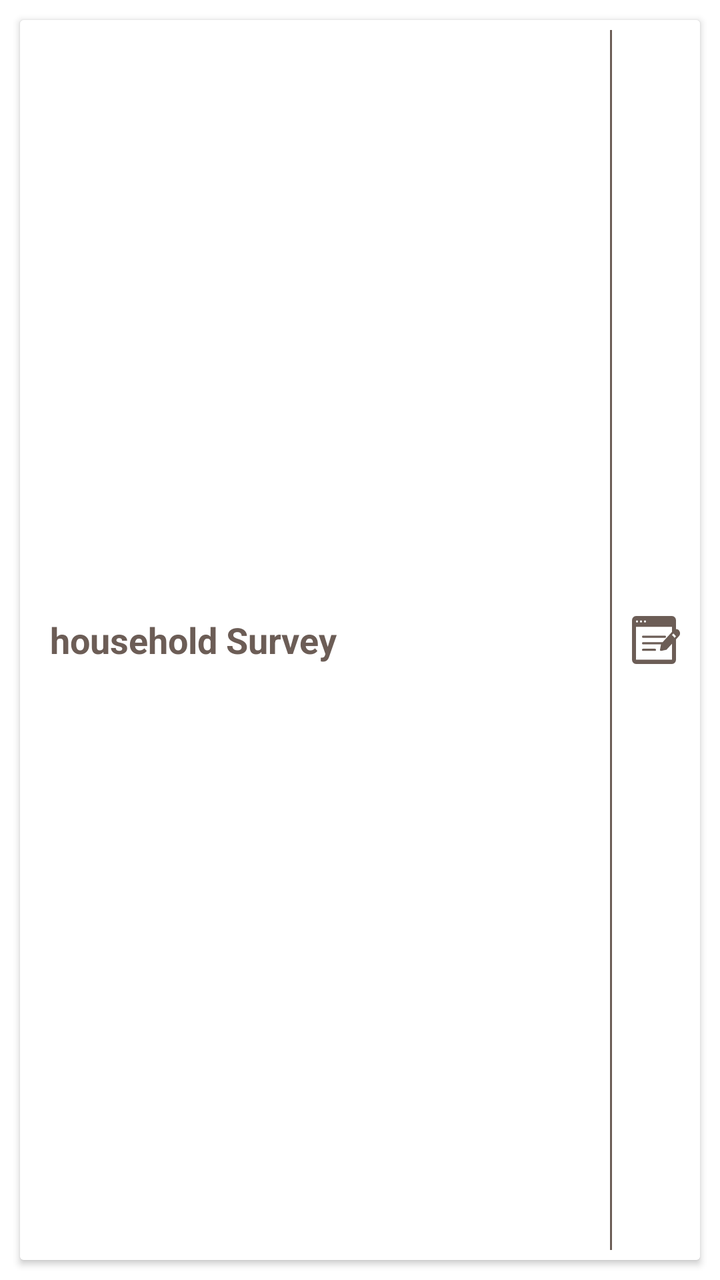
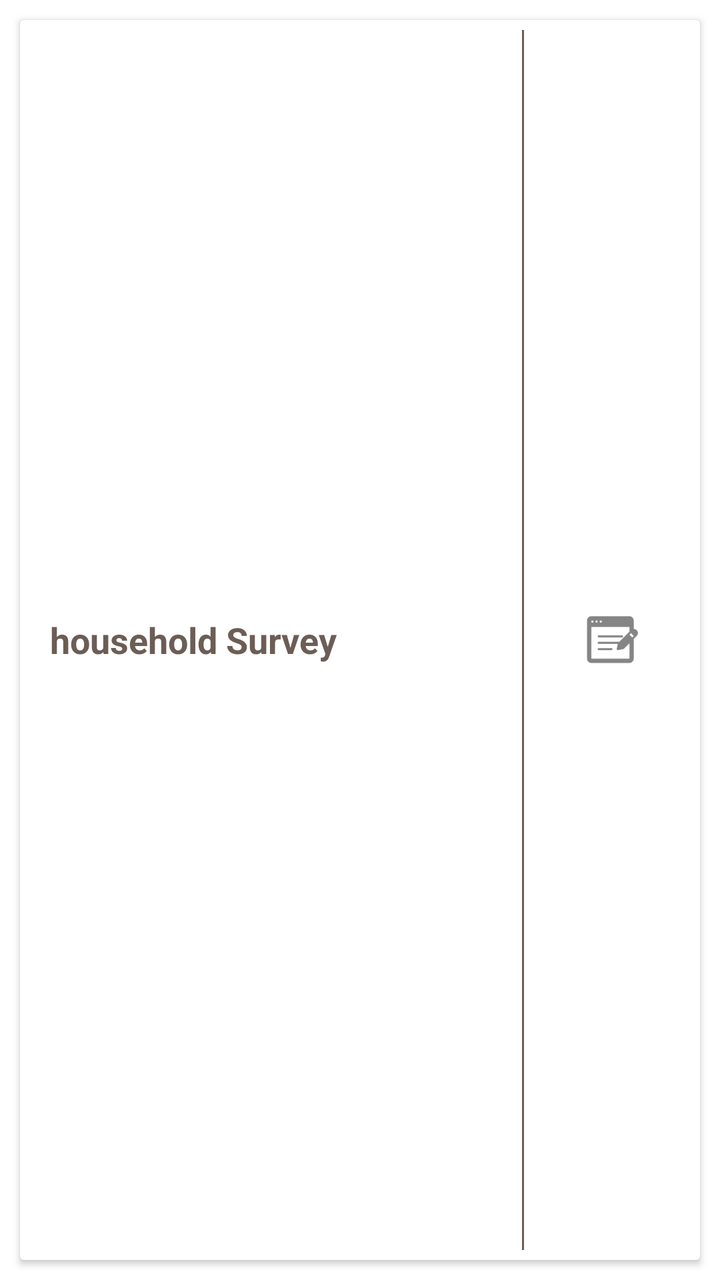

Compare the two renders of this Android layout. The source of the first and the diff that turns it into the second are given below.
<!-- AndroidManifest.xml: application theme AppTheme -->
<!-- res/layout/child_survey_row.xml -->
<?xml version="1.0" encoding="utf-8"?>
<LinearLayout xmlns:android="http://schemas.android.com/apk/res/android"
    android:orientation="vertical" android:layout_width="match_parent"
    android:layout_height="wrap_content">

    <android.support.v7.widget.CardView
        android:id="@+id/rowCardView"
        android:layout_width="match_parent"
        android:layout_margin="10dp"
        android:layout_height="wrap_content">

        <RelativeLayout
            android:layout_width="match_parent"
            android:orientation="horizontal"
            android:id="@+id/rl_child_survey_row"
            android:background="@drawable/sel_survey_item_bg"
            android:gravity="center_vertical"
            android:layout_height="wrap_content">

            <TextView
                android:id="@+id/surveyName"
                android:layout_width="wrap_content"
                android:text="household Survey"
                android:layout_gravity="center"
                android:textStyle="bold"
                android:textAppearance="?android:textAppearanceMedium"
                android:textColor="#6C5D56"
                android:padding="15dp"
                android:layout_centerVertical="true"
                android:layout_height="wrap_content" />
            <View
                android:layout_width="1dp"
                android:layout_toLeftOf="@+id/statusIcon"
                android:layout_height="match_parent"
                android:layout_marginTop="5dp"
                android:layout_marginBottom="5dp"
                android:background="#6C5D56"
                />
            <ImageView
                android:id="@+id/statusIcon"
                android:layout_centerVertical="true"
                android:layout_width="wrap_content"
                android:src="@drawable/ic_survey"
                android:layout_alignTop="@+id/surveyName"
                android:layout_alignBottom="@+id/surveyName"
                android:padding="10dp"
                android:layout_alignParentRight="true"
                android:layout_height="match_parent" />

        </RelativeLayout>

    </android.support.v7.widget.CardView>


</LinearLayout>
<!-- resources referenced by this layout -->
<resources>
  <!-- drawable ic_survey (drawable) -->
  <vector android:height="24dp" android:viewportHeight="29.889"
      android:viewportWidth="32.606" android:width="24dp" xmlns:android="http://schemas.android.com/apk/res/android">
      <path android:fillColor="#6c5d56" android:pathData="M7.472,13.586L22.417,13.586a0.679,0.679 0,0 0,0 -1.359L7.472,12.227a0.679,0.679 0,0 0,0 1.359Z"/>
      <path android:fillColor="#6c5d56" android:pathData="M15.627,20.379h-8.152a0.679,0.679 0,0 0,0 1.359L15.627,21.738a0.679,0.679 0,1 0,0 -1.359Z"/>
      <path android:fillColor="#6c5d56" android:pathData="M30.006,8.152c-0.039,0 -0.078,0.01 -0.117,0.012L29.889,2.717a2.72,2.72 0,0 0,-2.717 -2.717L2.717,0A2.72,2.72 0,0 0,0 2.717L0,27.167a2.72,2.72 0,0 0,2.717 2.717L27.172,29.884A2.72,2.72 0,0 0,29.889 27.167L29.889,14.546l1.956,-1.955h0a2.6,2.6 0,0 0,-1.839 -4.439ZM8.831,2.717a0.679,0.679 0,1 1,-0.679 0.679A0.679,0.679 0,0 1,8.831 2.717ZM6.114,2.717a0.679,0.679 0,1 1,-0.679 0.679A0.679,0.679 0,0 1,6.114 2.717ZM3.397,2.717a0.679,0.679 0,1 1,-0.679 0.679A0.679,0.679 0,0 1,3.4 2.717ZM27.172,27.167L2.717,27.167L2.717,6.793L27.172,6.793v3.115l-6.4,6.4L7.472,16.308a0.679,0.679 0,0 0,0 1.359L19.686,17.667l-0.652,3.263a0.679,0.679 0,0 0,0.666 0.813,0.694 0.694,0 0,0 0.133,-0.013l3.4,-0.679a0.675,0.675 0,0 0,0.348 -0.186l3.6,-3.6ZM28.929,13.581 L27.172,11.824 28.133,10.863 29.89,12.62Z"/>
  </vector>
  <!-- drawable sel_survey_item_bg (drawable) -->
  <?xml version="1.0" encoding="utf-8"?>
  <selector xmlns:android="http://schemas.android.com/apk/res/android" >
      <item android:state_enabled="false" >
          <shape android:shape="rectangle"  >
              <solid  android:color="@color/child_survey_row" />
          </shape>
      </item>
      <item >
          <shape android:shape="rectangle"  >
              <solid android:color="@android:color/white" />
          </shape>
      </item>
  </selector>
  <style name="AppTheme" parent="android:Theme.Holo.Light">
          
          <item name="android:spinnerItemStyle">@style/SpinnerItem</item>
          <item name="android:spinnerDropDownItemStyle">@style/SpinnerItem.DropDownItem</item>
          <item name="android:dropDownListViewStyle">@style/StandardSpinner</item>
          <item name="android:actionBarStyle">@style/AppTheme.ActionBarStyle</item>
      </style>
  <color name="child_survey_row">#9E948E</color>
  <style name="SpinnerItem" parent="android:Widget.Holo.DropDownItem">
          <item name="android:textColor">@color/ofis_base_font_white</item>
          <item name="android:textSize">@dimen/ofis_spinner_text</item>
      </style>
  <style name="SpinnerItem.DropDownItem" parent="android:Widget.Holo.DropDownItem.Spinner">
          <item name="android:textColor">@color/ofis_text_field</item>
          <item name="android:background">@color/ofis_spinner_item_background</item>
      </style>
  <style name="StandardSpinner" parent="android:Widget.Holo.Light.ListView">
          <item name="android:dividerHeight">@dimen/ofis_spinner_itemseparator</item>
          <item name="android:divider">@color/ofis_spinner_divider</item>
      </style>
  <style name="AppTheme.ActionBarStyle" parent="android:Widget.Holo.Light.ActionBar">
          <item name="android:titleTextStyle">@style/AppTheme.ActionBar.TitleTextStyle</item>
      </style>
  <color name="ofis_base_font_white">#ffffff</color>
  <dimen name="ofis_spinner_text">14sp</dimen>
  <color name="ofis_text_field">#DE000000</color>
  <color name="ofis_spinner_item_background">@color/ofis_actionbar_background</color>
  <dimen name="ofis_spinner_itemseparator">1dp</dimen>
  <color name="ofis_spinner_divider">#ff333333</color>
  <style name="AppTheme.ActionBar.TitleTextStyle" parent="android:TextAppearance">
          <item name="android:textSize">@dimen/ofis_med_text</item>
      </style>
  <color name="ofis_actionbar_background">#dddddd</color>
  <dimen name="ofis_med_text">15sp</dimen>
</resources>

<!-- the commit's change to res/layout/child_survey_row.xml (unified diff, before → after) -->
@@ -40,7 +40,7 @@
                 android:id="@+id/statusIcon"
                 android:layout_centerVertical="true"
                 android:layout_width="wrap_content"
-                android:src="@drawable/ic_survey"
+                android:src="@drawable/ic_childsurvey"
                 android:layout_alignTop="@+id/surveyName"
                 android:layout_alignBottom="@+id/surveyName"
                 android:padding="10dp"
<!-- resource entries referenced after the edit -->
@@ -1,12 +1,6 @@
 <!-- resources referenced by this layout -->
 <resources>
-  <!-- drawable ic_survey (drawable) -->
-  <vector android:height="24dp" android:viewportHeight="29.889"
-      android:viewportWidth="32.606" android:width="24dp" xmlns:android="http://schemas.android.com/apk/res/android">
-      <path android:fillColor="#6c5d56" android:pathData="M7.472,13.586L22.417,13.586a0.679,0.679 0,0 0,0 -1.359L7.472,12.227a0.679,0.679 0,0 0,0 1.359Z"/>
-      <path android:fillColor="#6c5d56" android:pathData="M15.627,20.379h-8.152a0.679,0.679 0,0 0,0 1.359L15.627,21.738a0.679,0.679 0,1 0,0 -1.359Z"/>
-      <path android:fillColor="#6c5d56" android:pathData="M30.006,8.152c-0.039,0 -0.078,0.01 -0.117,0.012L29.889,2.717a2.72,2.72 0,0 0,-2.717 -2.717L2.717,0A2.72,2.72 0,0 0,0 2.717L0,27.167a2.72,2.72 0,0 0,2.717 2.717L27.172,29.884A2.72,2.72 0,0 0,29.889 27.167L29.889,14.546l1.956,-1.955h0a2.6,2.6 0,0 0,-1.839 -4.439ZM8.831,2.717a0.679,0.679 0,1 1,-0.679 0.679A0.679,0.679 0,0 1,8.831 2.717ZM6.114,2.717a0.679,0.679 0,1 1,-0.679 0.679A0.679,0.679 0,0 1,6.114 2.717ZM3.397,2.717a0.679,0.679 0,1 1,-0.679 0.679A0.679,0.679 0,0 1,3.4 2.717ZM27.172,27.167L2.717,27.167L2.717,6.793L27.172,6.793v3.115l-6.4,6.4L7.472,16.308a0.679,0.679 0,0 0,0 1.359L19.686,17.667l-0.652,3.263a0.679,0.679 0,0 0,0.666 0.813,0.694 0.694,0 0,0 0.133,-0.013l3.4,-0.679a0.675,0.675 0,0 0,0.348 -0.186l3.6,-3.6ZM28.929,13.581 L27.172,11.824 28.133,10.863 29.89,12.62Z"/>
-  </vector>
+  <!-- drawable ic_childsurvey: png bitmap (drawable-hdpi, 1065 bytes) -->
   <!-- drawable sel_survey_item_bg (drawable) -->
   <?xml version="1.0" encoding="utf-8"?>
   <selector xmlns:android="http://schemas.android.com/apk/res/android" >
